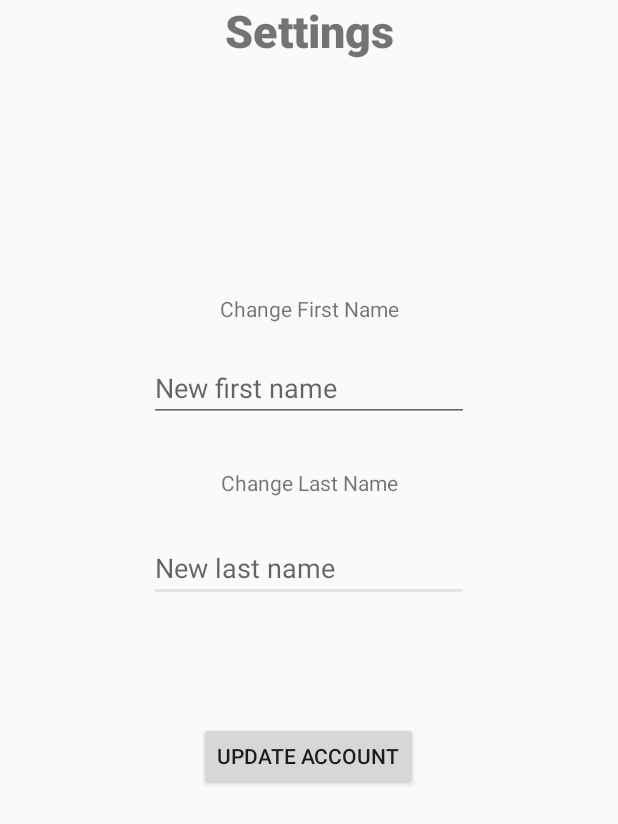
After one commit to nuno1212s/TwitchFlix, an Android app: the AccountSettings screen opened directly, with no data from a screen before it, on a phone screen of 412 x 824 dp. The commit adds this screen. Shown: the top 824 px of the screen. Run offline under Robolectric (Android 15) with nearby library versions, the phone set to English and light mode, and no system bars.

Commit message:
Added account settings and channel visualizer

```diff
--- a/ApplicationClient/app/src/main/java/com/twitchflix/applicationclient/activities/LoginActivity.java
+++ b/ApplicationClient/app/src/main/java/com/twitchflix/applicationclient/activities/LoginActivity.java
@@ -190,7 +190,6 @@ public class LoginActivity extends AppCompatActivity {
 
     private static class AttemptToLoginGoogleAuth extends NetworkUser<String, Void, Boolean> {
 
-
         public AttemptToLoginGoogleAuth(LoginActivity activity) {
             super(activity);
         }
--- a/ApplicationClient/app/src/main/java/com/twitchflix/applicationclient/activities/StreamOptions.java
+++ b/ApplicationClient/app/src/main/java/com/twitchflix/applicationclient/activities/StreamOptions.java
@@ -45,7 +45,7 @@ public class StreamOptions extends AppCompatActivity {
 
         @Override
         protected VideoStream doInBackground(String... args) {
-            if (isInternetConnectionAvailable()) {
+            if (!isInternetConnectionAvailable()) {
                 return null;
             }
 
--- a/ApplicationClient/app/src/main/java/com/twitchflix/applicationclient/activities/WatchVideo.java
+++ b/ApplicationClient/app/src/main/java/com/twitchflix/applicationclient/activities/WatchVideo.java
@@ -134,6 +134,7 @@ public class WatchVideo extends AppCompatActivity {
 
                     MediaSource mediaSource = new ExtractorMediaSource(Uri.parse(video.getLink()),
                             dataSource, new DefaultExtractorsFactory(), null, null);
+
                     SimpleExoPlayer simpleExoPlayer = ExoPlayerFactory.newSimpleInstance(activity);
 
                     simpleExoPlayer.prepare(mediaSource);
--- a/ApplicationClient/app/src/main/java/com/twitchflix/applicationclient/landingpage/LandingPage.java
+++ b/ApplicationClient/app/src/main/java/com/twitchflix/applicationclient/landingpage/LandingPage.java
@@ -21,6 +21,8 @@ import com.twitchflix.applicationclient.ClientApp;
 import com.twitchflix.applicationclient.MainActivity;
 import com.twitchflix.applicationclient.R;
 import com.twitchflix.applicationclient.activities.StreamOptions;
+import com.twitchflix.applicationclient.authentication.LoginHandler;
+import com.twitchflix.applicationclient.channelview.ChannelView;
 import com.twitchflix.applicationclient.rest.models.UserData;
 import com.twitchflix.applicationclient.utils.NetworkUser;
 
@@ -33,6 +35,7 @@ public class LandingPage extends AppCompatActivity
     protected void onCreate(Bundle savedInstanceState) {
         super.onCreate(savedInstanceState);
         setContentView(R.layout.activity_landing_page);
+        setTitle("TwitchFlix");
 
         Toolbar toolbar = findViewById(R.id.toolbar);
         setSupportActionBar(toolbar);
@@ -96,7 +99,7 @@ public class LandingPage extends AppCompatActivity
 
         if (id == R.id.own_channel) {
 
-            //TODO: Open own channel activity
+            ChannelView.start(this, ClientApp.getIns().getLoginHandler().getCurrentActiveConnection().getOwner());
 
         } else if (id == R.id.start_stream) {
 
--- a/ApplicationClient/app/src/main/java/com/twitchflix/applicationclient/servercomunication/ServerRequests.java
+++ b/ApplicationClient/app/src/main/java/com/twitchflix/applicationclient/servercomunication/ServerRequests.java
@@ -14,6 +14,8 @@ public interface ServerRequests {
 
     List<UserVideo> searchVideo(String text, ActiveConnection connection);
 
+    List<UserVideo> getVideosByUser(UUID userID);
+
     Video getVideoByID(UUID videoID);
 
     void addView(UUID videoID, ActiveConnection connection);
--- /dev/null
+++ b/ApplicationClient/app/src/main/res/layout/activity_account_settings.xml
@@ -0,0 +1,97 @@
+<?xml version="1.0" encoding="utf-8"?>
+<androidx.constraintlayout.widget.ConstraintLayout xmlns:android="http://schemas.android.com/apk/res/android"
+    xmlns:app="http://schemas.android.com/apk/res-auto"
+    xmlns:tools="http://schemas.android.com/tools"
+    android:id="@+id/account_settings_activity"
+    android:layout_width="match_parent"
+    android:layout_height="match_parent"
+    tools:context=".activities.AccountSettings">
+
+    <Button
+        android:id="@+id/button4"
+        android:layout_width="wrap_content"
+        android:layout_height="45dp"
+        android:layout_marginTop="481dp"
+        android:onClick="onClickUpdateAccount"
+        android:text="@string/update_account_settings"
+        app:layout_constraintEnd_toEndOf="parent"
+        app:layout_constraintHorizontal_bias="0.498"
+        app:layout_constraintStart_toStartOf="parent"
+        app:layout_constraintTop_toTopOf="parent" />
+
+    <EditText
+        android:id="@+id/edit_text_last_name"
+        android:layout_width="wrap_content"
+        android:layout_height="wrap_content"
+        android:layout_marginTop="356dp"
+        android:ems="10"
+        android:hint="@string/new_last_name"
+        android:inputType="textPassword"
+        app:layout_constraintEnd_toEndOf="parent"
+        app:layout_constraintStart_toStartOf="parent"
+        app:layout_constraintTop_toTopOf="parent" />
+
+    <EditText
+        android:id="@+id/edit_text_first_name"
+        android:layout_width="wrap_content"
+        android:layout_height="wrap_content"
+        android:layout_marginTop="236dp"
+        android:ems="10"
+        android:hint="@string/new_first_name"
+        android:inputType="textPassword"
+        app:layout_constraintEnd_toEndOf="parent"
+        app:layout_constraintStart_toStartOf="parent"
+        app:layout_constraintTop_toTopOf="parent" />
+
+    <ProgressBar
+        android:id="@+id/progressbar_id"
+        style="?android:attr/progressBarStyle"
+        android:layout_width="wrap_content"
+        android:layout_height="wrap_content"
+        android:layout_marginBottom="121dp"
+        android:visibility="gone"
+        app:layout_constraintBottom_toBottomOf="parent"
+        app:layout_constraintEnd_toEndOf="parent"
+        app:layout_constraintHorizontal_bias="0.5"
+        app:layout_constraintStart_toStartOf="parent" />
+
+    <TextView
+        android:id="@+id/textView3"
+        android:layout_width="wrap_content"
+        android:layout_height="wrap_content"
+        android:layout_marginTop="312dp"
+        android:text="@string/change_last_name"
+        app:layout_constraintEnd_toEndOf="parent"
+        app:layout_constraintHorizontal_bias="0.5"
+        app:layout_constraintStart_toStartOf="parent"
+        app:layout_constraintTop_toTopOf="parent" />
+
+    <TextView
+        android:layout_width="wrap_content"
+        android:layout_height="wrap_content"
+        android:layout_marginTop="196dp"
+        android:text="@string/changefirstname"
+        app:layout_constraintEnd_toEndOf="parent"
+        app:layout_constraintHorizontal_bias="0.5"
+        app:layout_constraintStart_toStartOf="parent"
+        app:layout_constraintTop_toTopOf="parent"
+        tools:layout_conversion_absoluteHeight="19dp"
+        tools:layout_conversion_absoluteWidth="411dp" />
+
+    <TextView
+        android:layout_width="wrap_content"
+        android:layout_height="wrap_content"
+        android:fontFamily="sans-serif-medium"
+        android:gravity="center"
+        android:text="@string/account_settings"
+        android:textSize="30sp"
+        android:textStyle="bold"
+        app:layout_constraintEnd_toEndOf="parent"
+        app:layout_constraintHorizontal_bias="0.5"
+        app:layout_constraintStart_toStartOf="parent"
+        app:layout_constraintTop_toTopOf="parent"
+        tools:layout_conversion_absoluteHeight="41dp"
+        tools:layout_conversion_absoluteWidth="411dp" />
+
+
+</androidx.constraintlayout.widget.ConstraintLayout>
--- a/ApplicationClient/app/src/main/res/values/strings.xml
+++ b/ApplicationClient/app/src/main/res/values/strings.xml
@@ -32,4 +32,12 @@
     <string name="stream_desc">Stream Description:</string>
     <string name="description">Stream description</string>
     <string name="start_stream_button">Start Stream</string>
+    <string name="title_activity_account_settings">AccountSettings</string>
+    <string name="changepassword">Change password</string>
+    <string name="old_password">Old password</string>
+    <string name="changefirstname">Change First Name</string>
+    <string name="new_first_name">New first name</string>
+    <string name="change_last_name">Change Last Name</string>
+    <string name="new_last_name">New last name</string>
+    <string name="update_account_settings">Update Account</string>
 </resources>
--- a/ApplicationServer/src/main/java/com/twitchflix/databases/VideoDatabase.java
+++ b/ApplicationServer/src/main/java/com/twitchflix/databases/VideoDatabase.java
@@ -12,6 +12,8 @@ public interface VideoDatabase {
 
     List<Video> getVideosByID(HashSet<UUID> videoID);
 
+    List<Video> getVideosWithUploader(UUID uploader);
+
     List<Video> getAllVideos();
 
     List<Video> getVideosSortedByUploadDate();
```
Also changed, not shown: ApplicationClient/app/src/main/AndroidManifest.xml (+30 -15 lines), ApplicationClient/app/src/main/java/com/twitchflix/applicationclient/activities/AccountSettings.java (added, +92 -0 lines), ApplicationClient/app/src/main/java/com/twitchflix/applicationclient/channelview/ChannelDrawer.java (added, +137 -0 lines), ApplicationClient/app/src/main/java/com/twitchflix/applicationclient/channelview/ChannelView.java (added, +71 -0 lines), ApplicationClient/app/src/main/java/com/twitchflix/applicationclient/landingpage/LandingPageDrawer.java (+36 -12 lines), ApplicationClient/app/src/main/java/com/twitchflix/applicationclient/landingpage/OnClickChannelListener.java (added, +33 -0 lines), ApplicationClient/app/src/main/java/com/twitchflix/applicationclient/servercomunication/server/ServerRequestConnection.java (+12 -0 lines), ApplicationClient/app/src/main/res/layout/activity_channel_view.xml (added, +43 -0 lines), ApplicationServer/src/main/java/com/twitchflix/databases/mysql/MySqlVideoDB.java (+30 -1 lines), ApplicationServer/src/main/java/com/twitchflix/videohandler/VideoRestHandler.java (+15 -1 lines).
